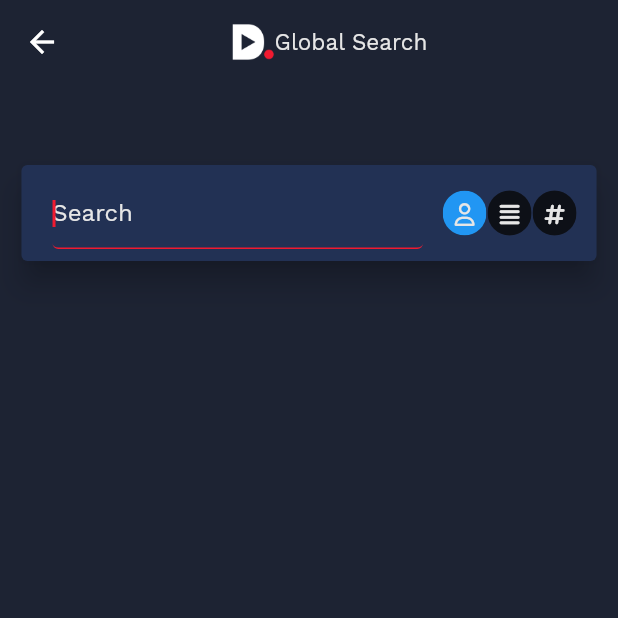
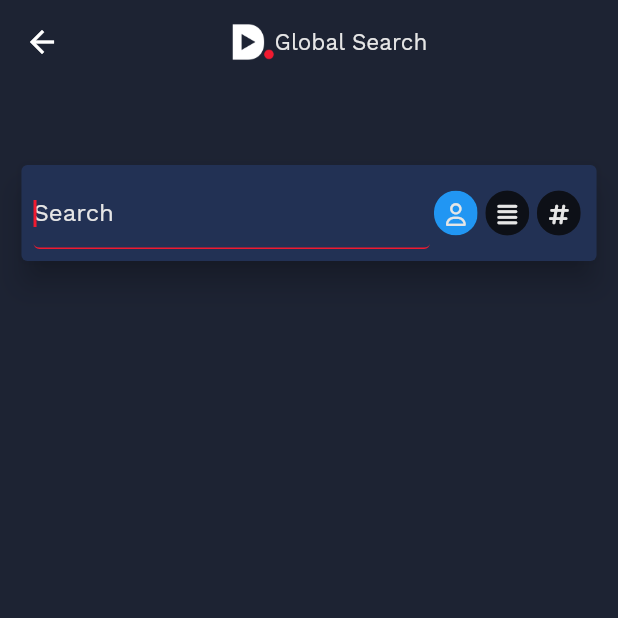
Before and after one commit to dtube/DTubeGo, a Flutter app: the SearchScreenMobile screen opened directly, on a phone screen of 412 x 824 dp, the top half of it. Run offline on Flutter 3.47's test engine with Material 2 defaults, Android fonts, the phone set to English and light mode, and no system bars; our stand-ins replace another_flushbar, badges, better_player, bloc, cached_network_image, carousel_slider and 35 more; missing offline and left inert: auto_orientation, bs58, bs58check, decorated_icon, disk_space, ecdsa and 15 more; accounts and stored records are empty; network calls fail.

Commit message:
Fixed few other design issues.

```diff
--- a/lib/ui/pages/search/Layouts/SearchScreenMobile.dart
+++ b/lib/ui/pages/search/Layouts/SearchScreenMobile.dart
@@ -158,10 +158,11 @@ class SearchScreenMobileState extends State<SearchScreenMobile> {
         },
       );
 
-      chips.add(SizedBox(
+      chips.add(Expanded(flex: 1, child: SizedBox(
           width: globalIconSizeBig,
           height: globalIconSizeBig,
-          child: choiceChip));
+          child: choiceChip))
+      );
     }
 
     return Row(
@@ -215,13 +216,13 @@ class SearchScreenMobileState extends State<SearchScreenMobile> {
                               avoidAnimation: true,
                               waitBeforeFadeIn: Duration(seconds: 0),
                               childs: [
-                                Row(
+                              Expanded(flex: 0, child: Row(
                                   mainAxisSize: MainAxisSize.max,
                                   mainAxisAlignment:
                                       MainAxisAlignment.spaceEvenly,
                                   children: [
-                                    SizedBox(
-                                      width: 60.w,
+                                    Expanded(flex: 1, child: SizedBox(
+                                      width: 55.w,
                                       child: TextField(
                                         autofocus: true,
                                         controller: searchTextController,
@@ -233,10 +234,10 @@ class SearchScreenMobileState extends State<SearchScreenMobile> {
                                             .textTheme
                                             .bodyLarge,
                                       ),
-                                    ),
-                                    SizedBox(width: 20.w, child: _buildChips()),
+                                    )),
+                                    SizedBox(width: 25.w, child: _buildChips()),
                                   ],
-                                ),
+                                )),
                               ],
                             ),
                           ),
```
